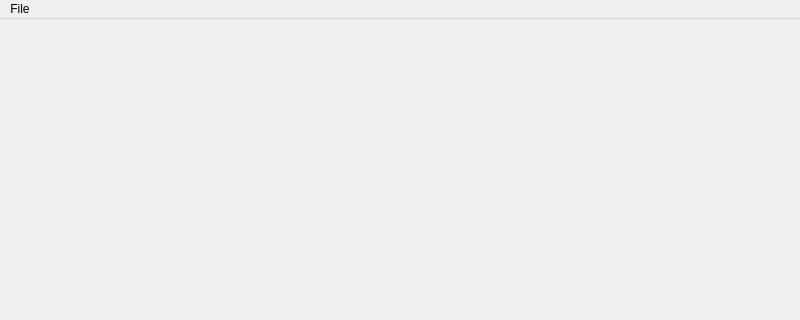
The window that mainwindow.ui (exquet/Paint) describes before a commit, drawn with Qt 5; both pictures show x 0 to 800 and y 0 to 320 of the 800 by 600 pixel window.
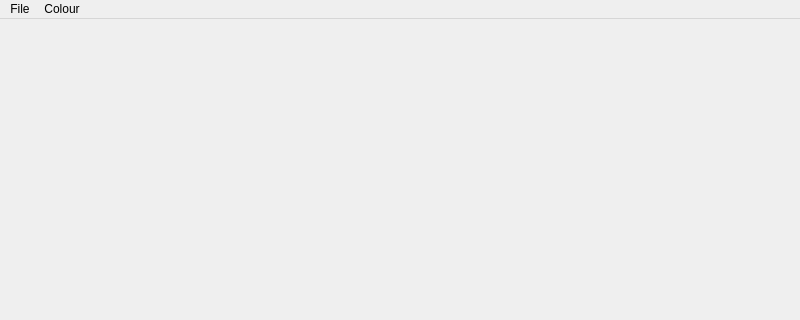
The same window after the commit.

What changed in the file:
```diff
--- a/mainwindow.ui
+++ b/mainwindow.ui
@@ -30,7 +30,18 @@
     <addaction name="actionClear"/>
     <addaction name="actionSave"/>
    </widget>
+   <widget class="QMenu" name="menuColour">
+    <property name="title">
+     <string>Colour</string>
+    </property>
+    <addaction name="actionblack"/>
+    <addaction name="actionwhite"/>
+    <addaction name="actionred"/>
+    <addaction name="actionblue"/>
+    <addaction name="actiongreen"/>
+   </widget>
    <addaction name="menuFile"/>
+   <addaction name="menuColour"/>
   </widget>
   <action name="actionClear">
    <property name="text">
```
Left out of the diff: 25 changed lines with no effect on the pictures.
